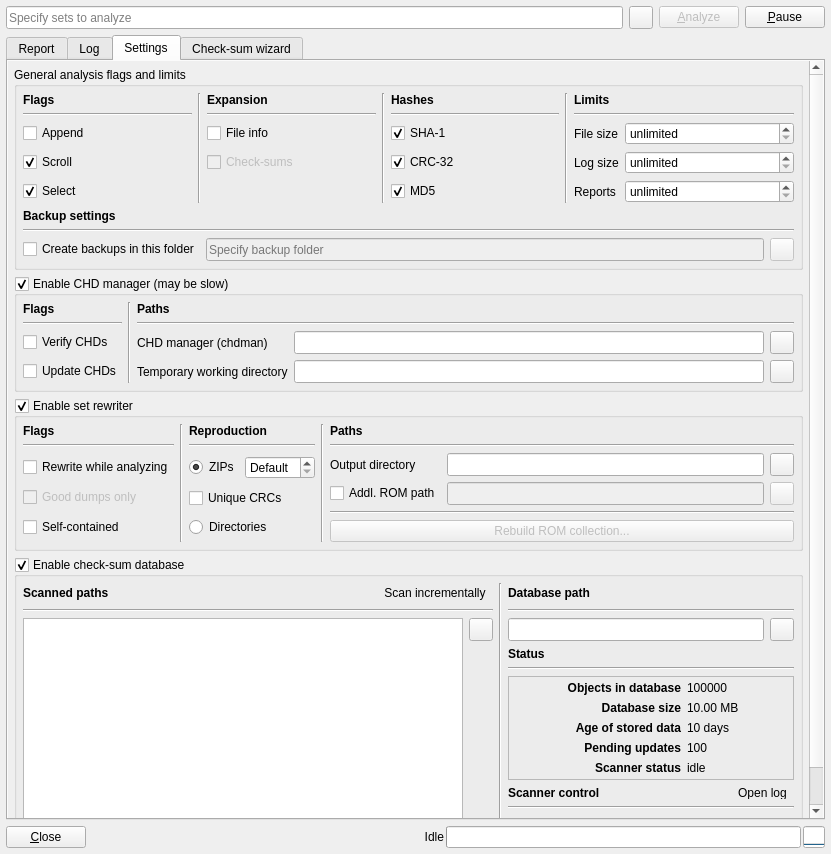
qmc2/qmc2-mame-fe, file romalyzer.ui: the form before one commit.
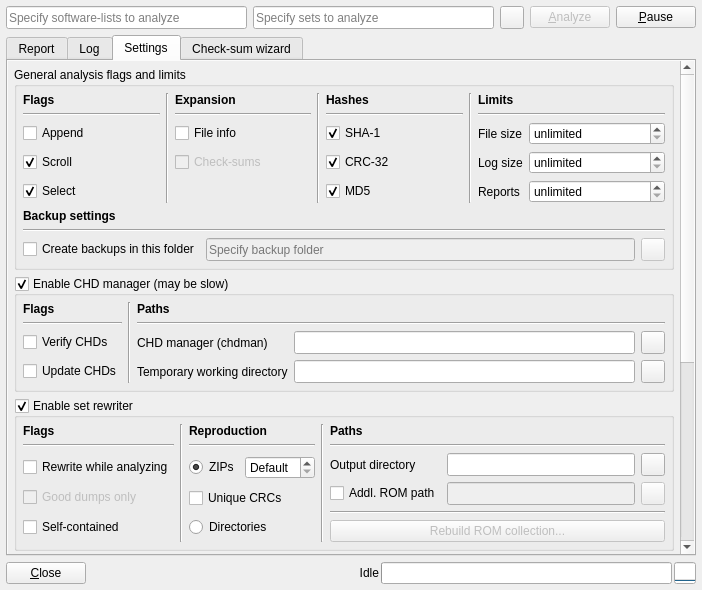
The form after the commit. The open tabs and pages were chosen to show the change. Icons and pictures are not drawn.

Commit message: wip: ROMAlyzer: more preparations for upcoming software-mode

The edit to the form file:
```diff
--- a/romalyzer.ui
+++ b/romalyzer.ui
@@ -7,8 +7,8 @@
    <rect>
     <x>0</x>
     <y>0</y>
-    <width>831</width>
-    <height>854</height>
+    <width>702</width>
+    <height>590</height>
    </rect>
   </property>
   <property name="windowTitle">
@@ -18,7 +18,23 @@
    <item row="0" column="0">
     <layout class="QHBoxLayout" name="horizontalLayout1">
      <item>
-      <widget class="QLineEdit" name="lineEditGames">
+      <widget class="QLineEdit" name="lineEditSoftwareLists">
+       <property name="sizePolicy">
+        <sizepolicy hsizetype="Expanding" vsizetype="Minimum">
+         <horstretch>0</horstretch>
+         <verstretch>0</verstretch>
+        </sizepolicy>
+       </property>
+       <property name="toolTip">
+        <string>Specify software-lists to be analyzed - wildcards allowed, use space as delimiter for multiple software-lists or search patterns</string>
+       </property>
+       <property name="placeholderText">
+        <string>Specify software-lists to analyze</string>
+       </property>
+      </widget>
+     </item>
+     <item>
+      <widget class="QLineEdit" name="lineEditSets">
        <property name="sizePolicy">
         <sizepolicy hsizetype="Expanding" vsizetype="Minimum">
          <horstretch>0</horstretch>
@@ -328,8 +344,8 @@
            <rect>
             <x>0</x>
             <y>0</y>
-            <width>815</width>
-            <height>758</height>
+            <width>801</width>
+            <height>770</height>
            </rect>
           </property>
           <layout class="QGridLayout" name="gridLayoutScrollAreeaSettings" rowstretch="0,0,0,1,0">
```
Left out of the diff: 5 changed lines with no effect on the pictures. The commit also changes 15 other files.
